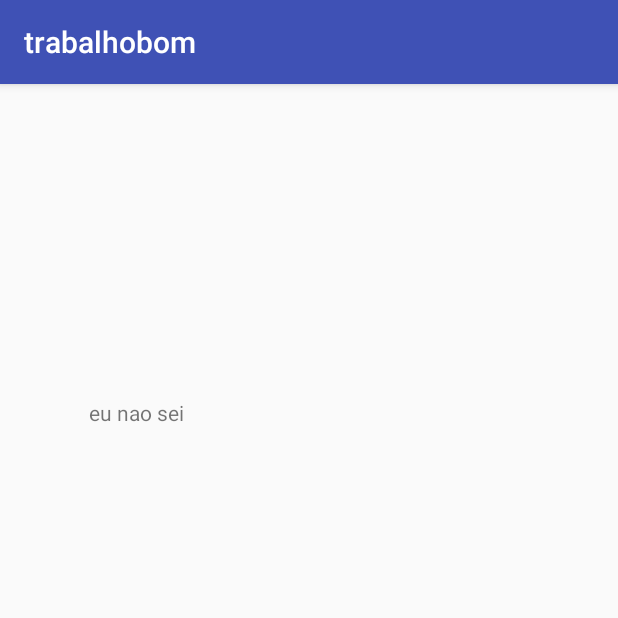
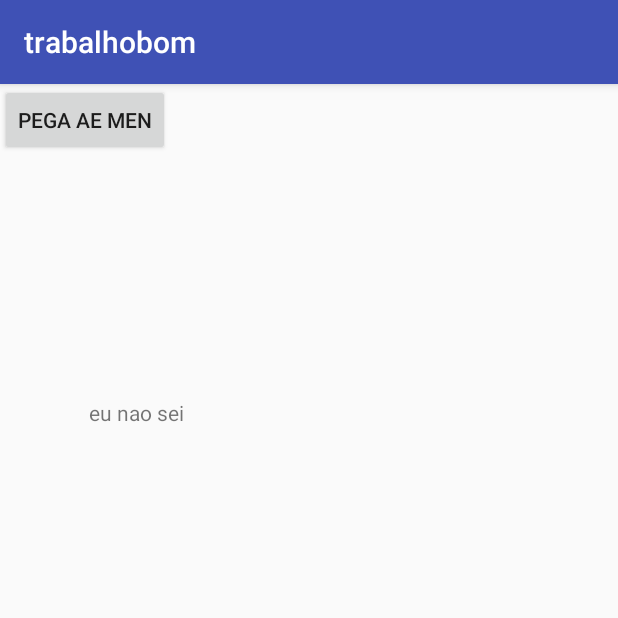
Before and after one commit to gabytino/trabalhobom, an Android app: the screen it shows after launch (MainActivity), on a phone screen of 412 x 824 dp, the top half of it. Run offline under Robolectric (Android 15) with nearby library versions, the phone set to English and light mode, and no system bars.

Commit message:
mudanças da bagaça

```diff
--- a/app/src/main/res/layout/activity_main.xml
+++ b/app/src/main/res/layout/activity_main.xml
@@ -17,4 +17,12 @@
         app:layout_constraintVertical_bias="0.27999997"
         app:layout_constraintHorizontal_bias="0.17" />
 
+    <Button
+        android:id="@+id/button"
+        android:layout_width="wrap_content"
+        android:layout_height="wrap_content"
+        android:text="pega ae men"
+        tools:layout_editor_absoluteX="88dp"
+        tools:layout_editor_absoluteY="229dp" />
+
 </android.support.constraint.ConstraintLayout>
```
